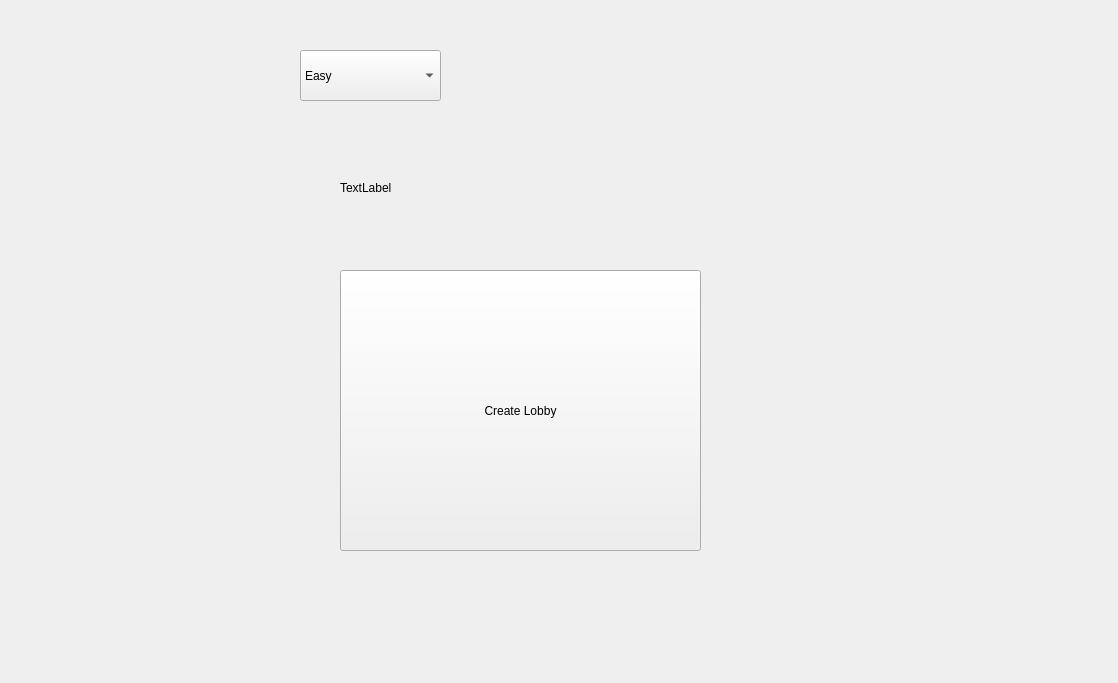
Above: Skribbl App/ClientGUI/creategamewindow.ui from codralexandra/ProjectModernCpp-Particular-Science before the change. Below: the same form after it.
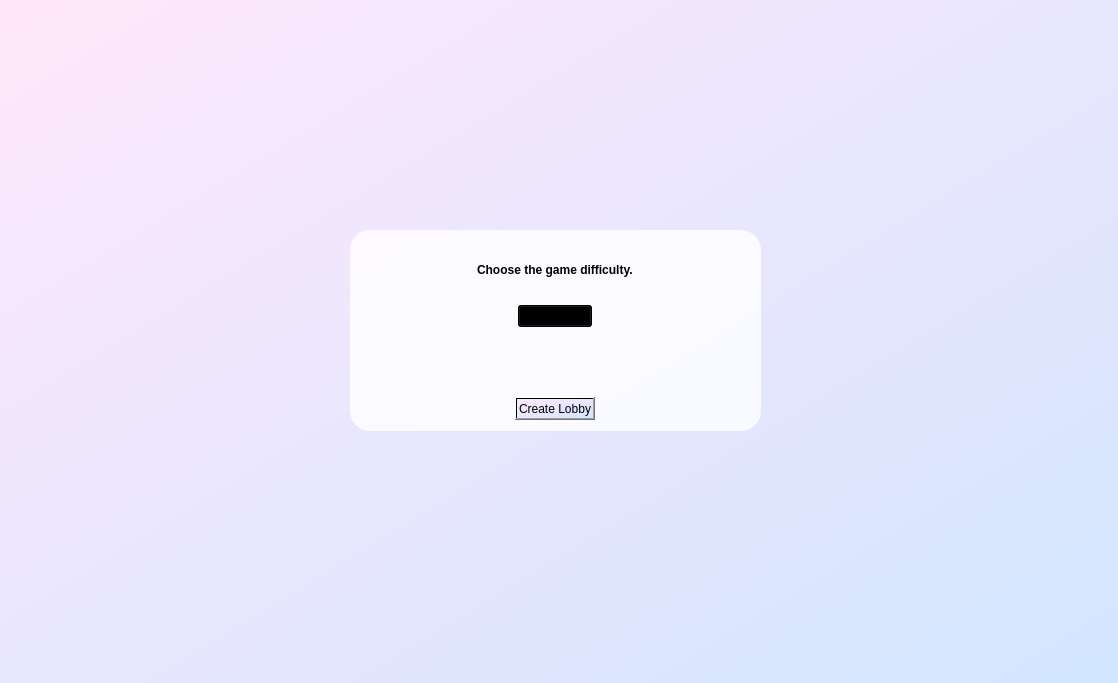
That is the form after the change.

What changed in the file:
```diff
--- a/Skribbl App/ClientGUI/creategamewindow.ui
+++ b/Skribbl App/ClientGUI/creategamewindow.ui
@@ -13,15 +13,44 @@
   <property name="windowTitle">
    <string>CreateGameWindow</string>
   </property>
+  <property name="styleSheet">
+   <string notr="true">background: qlineargradient(spread:pad, x1:0, y1:0, x2:0.75, y2:0.79, stop:0 rgba(255, 190, 230, 255), stop:1 rgba(220, 217, 255, 255), x1:0, y1:0, x2:1, y2:1, stop:0 rgba(255, 231, 251, 255), stop:1 rgba(210, 230, 255, 255));</string>
+  </property>
+  <widget class="QWidget" name="widget" native="true">
+   <property name="geometry">
+    <rect>
+     <x>350</x>
+     <y>230</y>
+     <width>411</width>
+     <height>201</height>
+    </rect>
+   </property>
+   <property name="styleSheet">
+    <string notr="true">#widget {
+    background-color: rgba(255, 255, 255, 200);
+    border-radius: 20px;
+}</string>
+   </property>
+   <layout class="QVBoxLayout" name="verticalLayout_2">
+    <item>
+     <layout class="QVBoxLayout" name="verticalLayout">
+      <item alignment="Qt::AlignHCenter">
+       <widget class="QLabel" name="textLabel">
+        <property name="font">
+         <font>
+          <bold>true</bold>
+         </font>
+        </property>
+        <property name="styleSheet">
+         <string notr="true">background : transparent</string>
+        </property>
+        <property name="text">
+         <string>Choose the game difficulty.</string>
+        </property>
+       </widget>
+      </item>
+      <item alignment="Qt::AlignHCenter">
   <widget class="QComboBox" name="difficultyBox">
-   <property name="geometry">
-    <rect>
-     <x>300</x>
-     <y>50</y>
-     <width>141</width>
-     <height>51</height>
-    </rect>
-   </property>
    <property name="editable">
     <bool>false</bool>
    </property>
@@ -44,31 +73,27 @@
     </property>
    </item>
   </widget>
+      </item>
+      <item>
+       <widget class="QLabel" name="errorLabel">
+        <property name="styleSheet">
+         <string notr="true">background : transparent</string>
+        </property>
+        <property name="text">
+         <string/>
+        </property>
+       </widget>
+      </item>
+      <item alignment="Qt::AlignHCenter">
   <widget class="QPushButton" name="createLobbyButton">
-   <property name="geometry">
-    <rect>
-     <x>340</x>
-     <y>270</y>
-     <width>361</width>
-     <height>281</height>
-    </rect>
-   </property>
    <property name="text">
     <string>Create Lobby</string>
    </property>
   </widget>
-  <widget class="QLabel" name="errorLabel">
-   <property name="geometry">
-    <rect>
-     <x>340</x>
-     <y>180</y>
-     <width>281</width>
-     <height>16</height>
-    </rect>
-   </property>
-   <property name="text">
-    <string>TextLabel</string>
-   </property>
+      </item>
+     </layout>
+    </item>
+   </layout>
   </widget>
  </widget>
  <layoutdefault spacing="6" margin="11"/>
```
Lines whose indentation alone changed are shown as unchanged.
